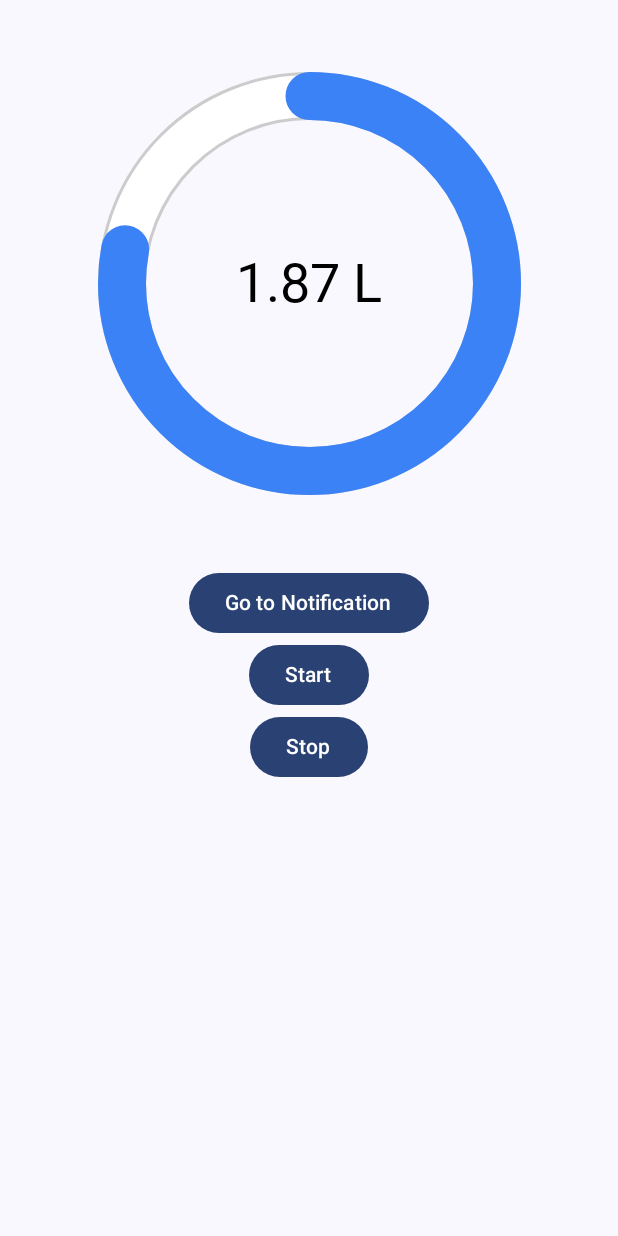
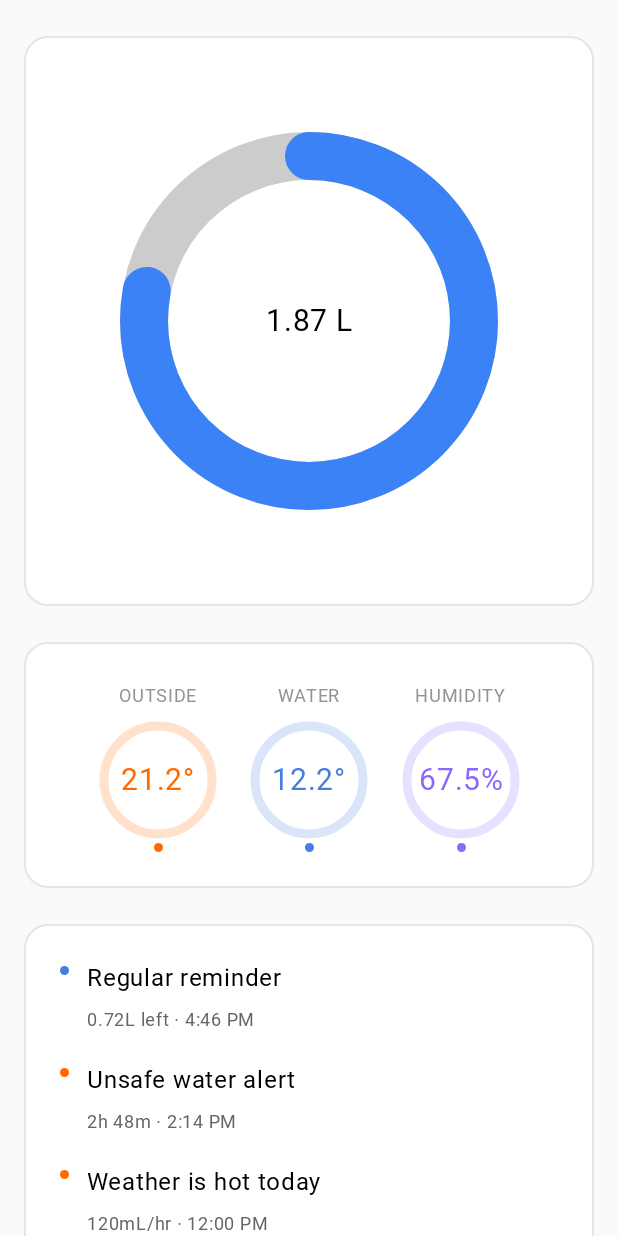
Before and after one commit to CS30500/FrontEnd, an Android app built with Jetpack Compose: the @Preview function HomeScreenPreview, on a phone screen of 412 x 824 dp. Run offline under Robolectric (Android 15) with nearby library versions, the phone set to English and light mode, and no system bars; Roboto replaces fonts that are not available here.

Commit message:
Main page revised (progress chart needed to be fixed)

```diff
--- a/app/src/main/java/com/example/smartbottle/profile/presentation/ProfileScreen.kt
+++ b/app/src/main/java/com/example/smartbottle/profile/presentation/ProfileScreen.kt
@@ -59,30 +59,8 @@ private fun ProfileScreenCore(
                 .background(Color(0xFFF8FAFC))
                 .verticalScroll(rememberScrollState())
         ) {
-            Row(
-                verticalAlignment = Alignment.CenterVertically,
-                modifier = Modifier
-                    .padding(top = 3.dp, bottom = 75.dp, start = 2.dp, end = 2.dp)
-                    .height(39.dp)
-                    .fillMaxWidth()
-                    .padding(horizontal = 16.dp)
-            ) {
-                Text(
-                    text = "9:30",
-                    color = Color(0xFF171D1B),
-                    fontSize = 14.sp,
-                    modifier = Modifier.padding(start = 0.dp, top = 9.dp, end = 151.dp, bottom = 9.dp)
-                )
-                Box(
-                    modifier = Modifier
-                        .clip(RoundedCornerShape(100.dp))
-                        .size(24.dp)
-                        .background(Color(0xFF2E2E2E))
-                )
-                Spacer(modifier = Modifier.weight(1f))
-            }
 
-            Column(modifier = Modifier.padding(bottom = 130.dp, start = 26.dp, end = 26.dp)) {
+            Column(modifier = Modifier.padding(top = 30.dp, start = 26.dp, end = 26.dp)) {
                 ProfileCardWithStyle(profile)
                 Spacer(modifier = Modifier.height(16.dp))
                 NotificationCardWithStyle(profile)
@@ -414,17 +392,3 @@ fun ProfileScreenPreview() {
     )
 
 }
-
-@Composable
-fun ProfileTextField(placeholder: String, value: String) {
-    TextFieldView(
-        value = value,
-        onValueChange = {}, // You can connect this to ViewModel if needed
-        placeholder = placeholder,
-        textStyle = androidx.compose.ui.text.TextStyle(fontSize = 12.sp),
-        modifier = Modifier
-            .fillMaxWidth()
-            .dashedBorder(color = Color.Gray, shape = RoundedCornerShape(8.dp))
-            .padding(bottom = 12.dp)
-    )
-}
--- a/app/src/main/java/com/example/smartbottle/water/data/remote/DailyHydrationDto.kt
+++ b/app/src/main/java/com/example/smartbottle/water/data/remote/DailyHydrationDto.kt
@@ -1,3 +1,4 @@
+// File: DailyHydrationDto.kt
 package com.example.smartbottle.water.data.remote
 
 import kotlinx.serialization.Serializable
@@ -6,5 +7,8 @@ import kotlinx.serialization.Serializable
 data class DailyHydrationDto(
     val date: String,
     val target_ml: Double,
-    val total_intake_ml: Double
+    val total_intake_ml: Double,
+    val outsideTemperature: Double? = null,
+    val waterTemperature: Double? = null,
+    val humidity: Double? = null
 )
--- a/app/src/main/java/com/example/smartbottle/water/data/remote/DailyHydrationMapper.kt
+++ b/app/src/main/java/com/example/smartbottle/water/data/remote/DailyHydrationMapper.kt
@@ -1,12 +1,22 @@
 package com.example.smartbottle.water.data.remote
 
 import com.example.smartbottle.water.domain.DailyHydration
+import com.example.smartbottle.water.domain.Environment
+
 
 fun DailyHydrationDto.toDailyHydration(): DailyHydration {
+    val env = if (outsideTemperature != null && waterTemperature != null && humidity != null) {
+        Environment(
+            outsideTemp = outsideTemperature,
+            waterTemp = waterTemperature,
+            humidity = humidity
+        )
+    } else null
+
     return DailyHydration(
         date = date,
         target_ml = target_ml,
-        total_intake_ml = total_intake_ml
+        total_intake_ml = total_intake_ml,
+        environment = env
     )
-
 }
--- a/app/src/main/java/com/example/smartbottle/water/domain/DailyHydration.kt
+++ b/app/src/main/java/com/example/smartbottle/water/domain/DailyHydration.kt
@@ -6,5 +6,6 @@ import kotlinx.serialization.Serializable
 data class DailyHydration(
     val date: String = "",
     val target_ml: Double = 0.0,
-    val total_intake_ml: Double = 0.0
+    val total_intake_ml: Double = 0.0,
+    val environment: Environment? = null
 )
--- /dev/null
+++ b/app/src/main/java/com/example/smartbottle/water/domain/Environment.kt
@@ -0,0 +1,11 @@
+// File: Environment.kt
+package com.example.smartbottle.water.domain
+
+import kotlinx.serialization.Serializable
+
+@Serializable
+data class Environment(
+    val outsideTemp: Double,
+    val waterTemp: Double,
+    val humidity: Double
+)
--- /dev/null
+++ b/app/src/main/java/com/example/smartbottle/water/presentation/HomeComponents.kt
@@ -0,0 +1,173 @@
+// HomeComponents.kt
+
+package com.example.smartbottle.water.presentation
+
+import android.content.Context
+import android.content.Intent
+import androidx.compose.foundation.Canvas
+import androidx.compose.foundation.background
+import androidx.compose.foundation.layout.*
+import androidx.compose.foundation.shape.CircleShape
+import androidx.compose.material3.Button
+import androidx.compose.material3.Text
+import androidx.compose.runtime.Composable
+import androidx.compose.ui.Alignment
+import androidx.compose.ui.Modifier
+import androidx.compose.ui.geometry.Offset
+import androidx.compose.ui.geometry.Size
+import androidx.compose.ui.graphics.Color
+import androidx.compose.ui.graphics.StrokeCap
+import androidx.compose.ui.graphics.drawscope.Stroke
+import androidx.compose.ui.text.font.FontWeight
+import androidx.compose.ui.unit.dp
+import androidx.compose.ui.unit.sp
+import com.example.smartbottle.RunningService
+
+@Composable
+fun DailyProgress(state: HomeState) {
+    val progress = state.dailyHydration?.let { it.total_intake_ml / it.target_ml }?.toFloat() ?: 0f
+    Box(
+        modifier = Modifier
+            .fillMaxWidth()
+            .padding(64.dp),
+        contentAlignment = Alignment.Center
+    ) {
+        Canvas(modifier = Modifier.size(220.dp)) {
+            val stroke = Stroke(width = 32.dp.toPx(), cap = StrokeCap.Round)
+            val arcSize = Size(size.width, size.height)
+            val topLeft = Offset.Zero
+
+            drawArc(
+                color = Color.LightGray,
+                startAngle = 0f,
+                sweepAngle = 360f,
+                useCenter = false,
+                style = stroke,
+                topLeft = topLeft,
+                size = arcSize
+            )
+            drawArc(
+                color = Color(0xFF3B82F6),
+                startAngle = -90f,
+                sweepAngle = 360f * progress,
+                useCenter = false,
+                style = stroke,
+                topLeft = topLeft,
+                size = arcSize
+            )
+        }
+
+        when {
+            state.isError -> Text("Error")
+            state.isLoading -> Text("Loading")
+            else -> Text(
+                text = "${state.dailyHydration?.total_intake_ml} L",
+                fontSize = 20.sp,
+                fontWeight = FontWeight.Medium,
+                color = Color.Black
+            )
+        }
+    }
+}
+
+@Composable
+fun MetricCircle(label: String, value: String, color: Color) {
+    Column(horizontalAlignment = Alignment.CenterHorizontally) {
+        Text(label, fontSize = 12.sp, fontWeight = FontWeight.Bold, color = Color(0xFF939393))
+        Spacer(Modifier.height(8.dp))
+
+        Column(horizontalAlignment = Alignment.CenterHorizontally) {
+            Box(contentAlignment = Alignment.Center) {
+                Canvas(Modifier.size(72.dp)) {
+                    drawArc(
+                        color = color.copy(alpha = 0.2f),
+                        startAngle = 0f,
+                        sweepAngle = 360f,
+                        useCenter = false,
+                        style = Stroke(6.dp.toPx(), cap = StrokeCap.Round)
+                    )
+                }
+                Text(value, fontSize = 20.sp, fontWeight = FontWeight.Bold, color = color)
+            }
+
+            Spacer(Modifier.height(6.dp))
+
+            Box(
+                Modifier
+                    .size(6.dp)
+                    .background(color, CircleShape)
+            )
+        }
+    }
+}
+
+@Composable
+fun ReminderList(reminders: List<Reminder>) {
+    Column(
+        verticalArrangement = Arrangement.spacedBy(16.dp),
+        modifier = Modifier.fillMaxWidth()
+    ) {
+        reminders.forEach { rem ->
+            ReminderItem(rem)
+        }
+    }
+}
+
+@Composable
+fun ReminderItem(reminder: Reminder) {
+    Row(verticalAlignment = Alignment.Top) {
+        Box(
+            modifier = Modifier
+                .offset(y = 4.dp)
+                .size(6.dp)
+                .background(reminder.color, CircleShape)
+        )
+        Spacer(Modifier.width(12.dp))
+        Column {
+            Text(reminder.title, fontWeight = FontWeight.SemiBold, color = Color.Black)
+            Spacer(Modifier.height(4.dp))
+            Text(reminder.subtitle, fontSize = 12.sp, color = Color(0xFF666666))
+        }
+    }
+}
+
+@Composable
+fun StartStopButtons(context: Context) {
+    Column(
+        modifier = Modifier
+            .fillMaxWidth()
+            .padding(horizontal = 24.dp, vertical = 16.dp)
+    ) {
+        Button(
+            onClick = {
+                Intent(context, RunningService::class.java).apply {
+                    action = RunningService.Actions.START.toString()
+                    context.startService(this)
+                }
+            },
+            modifier = Modifier
+                .fillMaxWidth()
+                .height(48.dp)
+                .background(Color(0xFF457EDF), shape = CircleShape),
+        ) {
+            Text("Start", color = Color.White)
+        }
+
+        Spacer(Modifier.height(8.dp))
+
+        Button(
+            onClick = {
+                Intent(context, RunningService::class.java).apply {
+                    action = RunningService.Actions.STOP.toString()
+                    context.startService(this)
+                }
+            },
+            modifier = Modifier
+                .fillMaxWidth()
+                .height(48.dp)
+                .background(Color(0xFF457EDF), shape = CircleShape),
+        ) {
+            Text("Stop", color = Color.White)
+        }
+    }
+}
--- a/app/src/main/java/com/example/smartbottle/water/presentation/HomeScreen.kt
+++ b/app/src/main/java/com/example/smartbottle/water/presentation/HomeScreen.kt
@@ -1,147 +1,119 @@
+// File: HomeScreen.kt
 package com.example.smartbottle.water.presentation
 
-import android.content.Intent
-import androidx.compose.foundation.Canvas
 import androidx.compose.foundation.background
-import androidx.compose.foundation.clickable
-import androidx.compose.foundation.layout.Arrangement
-import androidx.compose.foundation.layout.Box
-import androidx.compose.foundation.layout.Column
-import androidx.compose.foundation.layout.fillMaxSize
-import androidx.compose.foundation.layout.fillMaxWidth
-import androidx.compose.foundation.layout.padding
-import androidx.compose.foundation.layout.size
+import androidx.compose.foundation.border
+import androidx.compose.foundation.layout.*
+import androidx.compose.foundation.rememberScrollState
 import androidx.compose.foundation.shape.CircleShape
+import androidx.compose.foundation.shape.RoundedCornerShape
+import androidx.compose.foundation.verticalScroll
 import androidx.compose.material3.Button
-import androidx.compose.material3.MaterialTheme
 import androidx.compose.material3.Text
 import androidx.compose.runtime.Composable
 import androidx.compose.ui.Alignment
 import androidx.compose.ui.Modifier
 import androidx.compose.ui.graphics.Color
-import androidx.compose.ui.graphics.StrokeCap
-import androidx.compose.ui.graphics.drawscope.Stroke
 import androidx.compose.ui.platform.LocalContext
-import androidx.compose.ui.text.font.FontWeight
 import androidx.compose.ui.tooling.preview.Preview
 import androidx.compose.ui.unit.dp
-import com.example.smartbottle.RunningService
 import com.example.smartbottle.core.presentation.ui.theme.SmartBottleTheme
-import com.example.smartbottle.history.presentation.HistoryAction
-import com.example.smartbottle.water.domain.DailyHydration
+import com.example.smartbottle.water.domain.DailyHydration as DomainDailyHydration
+import com.example.smartbottle.water.domain.Environment
 import org.koin.androidx.compose.koinViewModel
 
 @Composable
 fun HomeScreen(
-    viewmodel : HomeViewModel = koinViewModel(),
-    onNavigation : ()->Unit
-){
+    viewmodel: HomeViewModel = koinViewModel(),
+    onNavigation: () -> Unit
+) {
     HomeScreenCore(
         state = viewmodel.state,
         onAction = viewmodel::onAction,
-       onNavigation
+        onNavigation = onNavigation
     )
 }
-
 
 @Composable
 private fun HomeScreenCore(
     state: HomeState,
     onAction: (HomeAction) -> Unit,
     onNavigation: () -> Unit
-){
-    // juyoung modify
-    val context = LocalContext.current
-
+) {
+    val ctx = LocalContext.current
     Column(
-        modifier = Modifier.fillMaxSize(),
-        horizontalAlignment = Alignment.CenterHorizontally,
-        verticalArrangement = Arrangement.Top
+        modifier = Modifier
+            .fillMaxSize()
+            .background(Color.White),
+        horizontalAlignment = Alignment.CenterHorizontally
     ) {
-
+        Column(
+            modifier = Modifier
+                .fillMaxWidth()
+                .weight(1f)
+                .background(Color(0xFFF8FAFC))
+                .verticalScroll(rememberScrollState())
+                .padding(horizontal = 16.dp, vertical = 24.dp),
+            horizontalAlignment = Alignment.CenterHorizontally
+        ) {
+            Box(
+                modifier = Modifier
+                    .fillMaxWidth()
+                    .fillMaxHeight()
+                    .border(1.dp, Color(0x1A000000), RoundedCornerShape(16.dp))
+                    .background(Color.White, RoundedCornerShape(16.dp))
+                    .padding(16.dp)
+            ) {
                 DailyProgress(state)
-
-        Button(
-            onClick = onNavigation
-        ) {
-            Text("Go to Notification")
             }
 
-        Button(
-            onClick = {
-                Intent(context, RunningService::class.java).also {
-                    it.action = RunningService.Actions.START.toString()
-                    context.startService(it)
+            Spacer(Modifier.height(24.dp))
+
+            Box(
+                modifier = Modifier
+                    .fillMaxWidth()
+                    .border(1.dp, Color(0x1A000000), RoundedCornerShape(16.dp))
+                    .background(Color.White, RoundedCornerShape(16.dp))
+                    .padding(24.dp)
+            ) {
+                Row(
+                    modifier = Modifier.fillMaxWidth(),
+                    horizontalArrangement = Arrangement.SpaceEvenly
+                ) {
+                    val env = state.dailyHydration?.environment
+                    MetricCircle("OUTSIDE", "${env?.outsideTemp ?: "--"}°", Color(0xFFFF6A00))
+                    MetricCircle("WATER", "${env?.waterTemp ?: "--"}°", Color(0xFF457EDF))
+                    MetricCircle("HUMIDITY", "${env?.humidity ?: "--"}%", Color(0xFF8D66FF))
                 }
             }
-        ){
-            Text("Start")
+
+            Spacer(Modifier.height(24.dp))
+
+            Box(
+                modifier = Modifier
+                    .fillMaxWidth()
+                    .border(1.dp, Color(0x1A000000), RoundedCornerShape(16.dp))
+                    .background(Color.White, RoundedCornerShape(16.dp))
+                    .padding(24.dp)
+            ) {
+                ReminderList(state.reminders)
+            }
+            Spacer(Modifier.height(24.dp))
+
+            Box(
+                modifier = Modifier
+                    .fillMaxWidth()
+                    .border(1.dp, Color(0x1A000000), RoundedCornerShape(16.dp))
+                    .background(Color.White, RoundedCornerShape(16.dp))
+                    .padding(24.dp)
+            ) {
+                StartStopButtons(ctx)
             }
 
-        Button(
-            onClick = {
-                Intent(context, RunningService::class.java).also {
-                    it.action = RunningService.Actions.STOP.toString()
-                    context.startService(it)
-                }
-            }
-        ){
-            Text("Stop")
         }
 
     }
 }
-
-@Composable
-fun DailyProgress(state:HomeState) {
-    Box(
-        modifier = Modifier
-            .fillMaxWidth().padding(64.dp),
-        contentAlignment = Alignment.Center,
-    ) {
-
-        val progress = state.dailyHydration?.total_intake_ml?.div(state.dailyHydration.target_ml)
-            ?.toFloat()
-            ?: 0f
-
-        Canvas(modifier = Modifier.size(250.dp)) {
-            val stroke = Stroke(width = 32.dp.toPx(), cap = StrokeCap.Round)
-
-            drawCircle(
-                color = Color.LightGray
-                ,
-                style = Stroke(width = 32.dp.toPx(), cap = StrokeCap.Round),
-            )
-            drawCircle(
-                color = Color.White,
-                style = Stroke(width = 28.dp.toPx(), cap = StrokeCap.Round),
-            )
-            drawArc(
-                color = Color(0xFF3B82F6), // blue
-                startAngle = -90f,
-                sweepAngle = 360f * progress,
-                useCenter = false,
-                style = stroke
-            )
-        }
-
-        if(state.isError){
-            Text("Error")
-        } else if(state.isLoading){
-            Text("Loading")
-        } else {
-            Text(
-                text = "${state.dailyHydration?.total_intake_ml} L",
-                style = MaterialTheme.typography.displayLarge.copy(
-                    color = Color.Black,
-                    fontWeight = FontWeight.Normal
-                )
-            )
-        }
-
-    }
-}
-
 
 @Preview(showBackground = true)
 @Composable
@@ -149,10 +121,20 @@ private fun HomeScreenPreview() {
     SmartBottleTheme {
         HomeScreenCore(
             state = HomeState(
-                dailyHydration = DailyHydration(
-                    date = "2022-12-25" ,
+                dailyHydration = DomainDailyHydration(
+                    date = "2022-12-25",
                     total_intake_ml = 1.87,
                     target_ml = 2.4,
+                    environment = Environment(
+                        outsideTemp = 21.2,
+                        waterTemp = 12.2,
+                        humidity = 67.5
+                    )
+                ),
+                reminders = listOf(
+                    Reminder("Regular reminder", "0.72L left · 4:46 PM", Color(0xFF457EDF)),
+                    Reminder("Unsafe water alert", "2h 48m · 2:14 PM", Color(0xFFFF6A00)),
+                    Reminder("Weather is hot today", "120mL/hr · 12:00 PM", Color(0xFFFF6A00))
                 )
             ),
             onAction = {},
--- a/app/src/main/java/com/example/smartbottle/water/presentation/HomeState.kt
+++ b/app/src/main/java/com/example/smartbottle/water/presentation/HomeState.kt
@@ -1,12 +1,20 @@
 package com.example.smartbottle.water.presentation
 
 import com.example.smartbottle.water.domain.DailyHydration
+import com.example.smartbottle.water.domain.Environment
+import androidx.compose.ui.graphics.Color
+
 
 data class HomeState(
     val isLoading: Boolean = false,
     val isError: Boolean = false,
     val dailyHydration: DailyHydration? = null,
-    val outsideTemperature: Double? = null,
-    val waterTemperature: Double? = null,
-    val humidity: Double? = null,
+    val environment: Environment? = null,
+    val reminders: List<Reminder> = emptyList()
 )
+
+data class Reminder(
+    val title: String,
+    val subtitle: String,
+    val color: Color
+)
```
Lines whose indentation alone changed are shown as unchanged.
